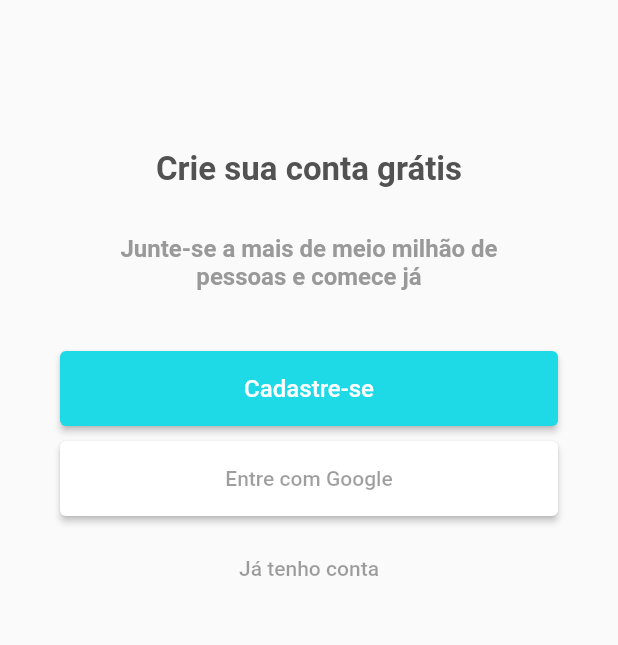
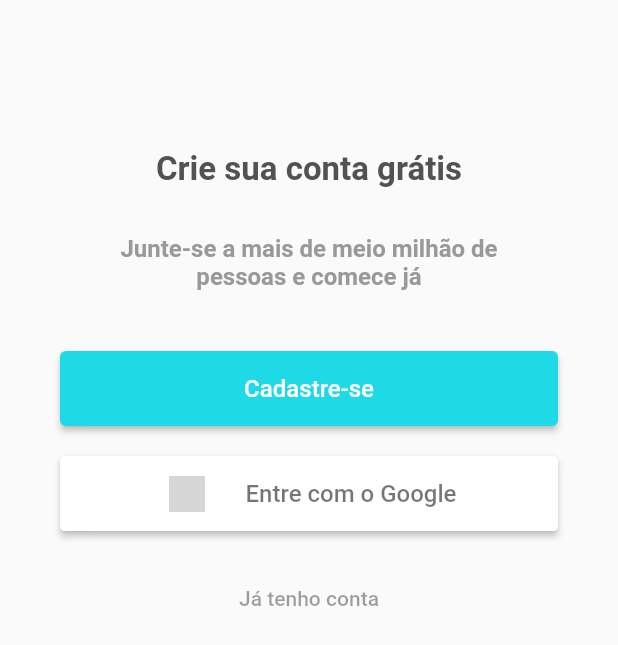
Before and after one commit to andersonOlliver/gastos, a Flutter app: the screen it shows after launch, on a phone screen of 412 x 824 dp. Shown: the top 645 px of the screen. Run offline on Flutter 3.47's test engine with Material 2 defaults, Android fonts, the phone set to English and light mode, and no system bars; our stand-ins replace firebase_auth, google_sign_in; accounts and stored records are empty; grey boxes are pictures that could not be loaded.

Commit message:
prepara botão de login google

```diff
--- a/lib/home_public_page.dart
+++ b/lib/home_public_page.dart
@@ -73,13 +73,22 @@ class _HomePageState extends State<HomePublicPage> {
                 ),
                 color: Color.fromRGBO(30, 217, 230, 1),
                 shape: RoundedRectangleBorder(
-                    borderRadius: BorderRadius.circular(4.0)),
+                  borderRadius: BorderRadius.circular(4.0),
+                ),
               ),
             ),
           ),
-          GoogleSignInSection(
-            auth: widget.auth,
-            onSignIn: widget.onSignIn,
+          Container(
+            height: 70,
+            padding: EdgeInsets.only(
+                left: 40.0, right: 40.0, bottom: 10.0, top: 10.0),
+            constraints: const BoxConstraints(minWidth: double.infinity),
+            child: GoogleSignInSection(
+              height: 50.0,
+              onPressed: () {
+                _signInWithGoogle();
+              },
+            ),
           ),
           Container(
             padding: EdgeInsets.only(
@@ -108,4 +117,13 @@ class _HomePageState extends State<HomePublicPage> {
       MaterialPageRoute<void>(builder: (_) => page),
     );
   }
+
+  void _signInWithGoogle() async {
+    try {
+      await widget.auth.signInWithGoogle();
+      widget.onSignIn();
+    } catch (e) {
+      print(e);
+    }
+  }
 }
--- a/lib/root_page.dart
+++ b/lib/root_page.dart
@@ -32,6 +32,7 @@ class _RootPageState extends State<RootPage> {
   }
 
   void _updateAuthStatus(AuthStatus status) {
+    print('Entrou no _updateAuthStatus');
     setState(() {
       authStatus = status;
     });
--- a/lib/signin/signin_google.dart
+++ b/lib/signin/signin_google.dart
@@ -1,51 +1,62 @@
 import 'package:flutter/material.dart';
-import 'package:gastos/auth/auth.dart';
 
-class GoogleSignInSection extends StatefulWidget {
-  GoogleSignInSection({Key key, this.auth, this.onSignIn}) : super(key: key);
+class GoogleSignInSection extends StatelessWidget {
+  GoogleSignInSection({Key key, this.height, this.onPressed}) : super(key: key);
 
-  final BaseAuth auth;
-  final VoidCallback onSignIn;
+  final VoidCallback onPressed;
+  final double height;
 
   @override
-  State<StatefulWidget> createState() => _GoogleSignInSectionState();
-}
-
-class _GoogleSignInSectionState extends State<GoogleSignInSection> {
-  @override
   Widget build(BuildContext context) {
-    return Column(
-      children: <Widget>[
-        Container(
-          padding: EdgeInsets.only(left: 40.0, right: 40.0),
-          constraints: const BoxConstraints(minWidth: double.infinity),
-          child: ButtonTheme(
-            height: 50,
-            child: RaisedButton(
-              onPressed: () async {
-                _signInWithGoogle();
-              },
-              child: new Text(
-                'Entre com Google',
-                style: TextStyle(color: Colors.black38),
+    return ButtonTheme(
+      height: height ?? 40.0,
+      padding: const EdgeInsets.all(0.0),
+      shape: RoundedRectangleBorder(
+        // Google doesn't specify a border radius, but this looks about right.
+        borderRadius: BorderRadius.circular(3.0),
+      ),
+      child: RaisedButton(
+        onPressed: this.onPressed,
+        color: Colors.white,
+        child: Row(
+          mainAxisSize: MainAxisSize.min,
+          children: <Widget>[
+            Padding(
+              padding: const EdgeInsets.all(0.0),
+              child: Container(
+                height: height ?? 38.0,
+                width: height ?? 38.0,
+                decoration: BoxDecoration(
+                  color: Colors.white,
+                  borderRadius: BorderRadius.circular(3.0),
+                ),
+                child: Center(
+                  child: Image(
+                    image: AssetImage('graphics/google_logo.png',
+                        package: 'gastos'),
+                    height: 24.0,
+                    width: 24.0,
+                  ),
+                ),
               ),
-              color: Colors.white,
-              shape: RoundedRectangleBorder(
-                  borderRadius: BorderRadius.circular(4.0)),
             ),
-          ),
+            SizedBox(
+              width: 14.0,
+            ),
+            Padding(
+              padding: const EdgeInsets.fromLTRB(0.0, 8.0, 8.0, 8.0),
+              child: Text(
+                'Entre com o Google',
+                style: TextStyle(
+                    fontSize: 16.0,
+                    // fontFamily: "Roboto",
+                    fontWeight: FontWeight.w500,
+                    color: Colors.black.withOpacity(0.54)),
+              ),
+            )
+          ],
         ),
-      ],
+      ),
     );
   }
-
-  void _signInWithGoogle() async {
-    try {
-      await widget.auth.signInWithGoogle();
-      Navigator.of(context).pop();
-      widget.onSignIn();
-    } catch (e) {
-      print(e);
-    }
-  }
 }
--- a/pubspec.yaml
+++ b/pubspec.yaml
@@ -25,7 +25,7 @@ dependencies:
   cupertino_icons: ^0.1.2
 
   firebase_core: ^0.3.0 # add dependency for Firebase Core
-  firebase_auth: ^0.8.2
+  firebase_auth: ^0.8.3
 
   google_sign_in: ^4.0.1+1
 
@@ -39,6 +39,9 @@ dev_dependencies:
 
 # The following section is specific to Flutter.
 flutter:
+
+  assets:
+    - packages/gastos/graphics/google_logo.png
 
   # The following line ensures that the Material Icons font is
   # included with your application, so that you can use the icons in
```
Also changed, not shown: lib/graphics/google_logo.png (added).
